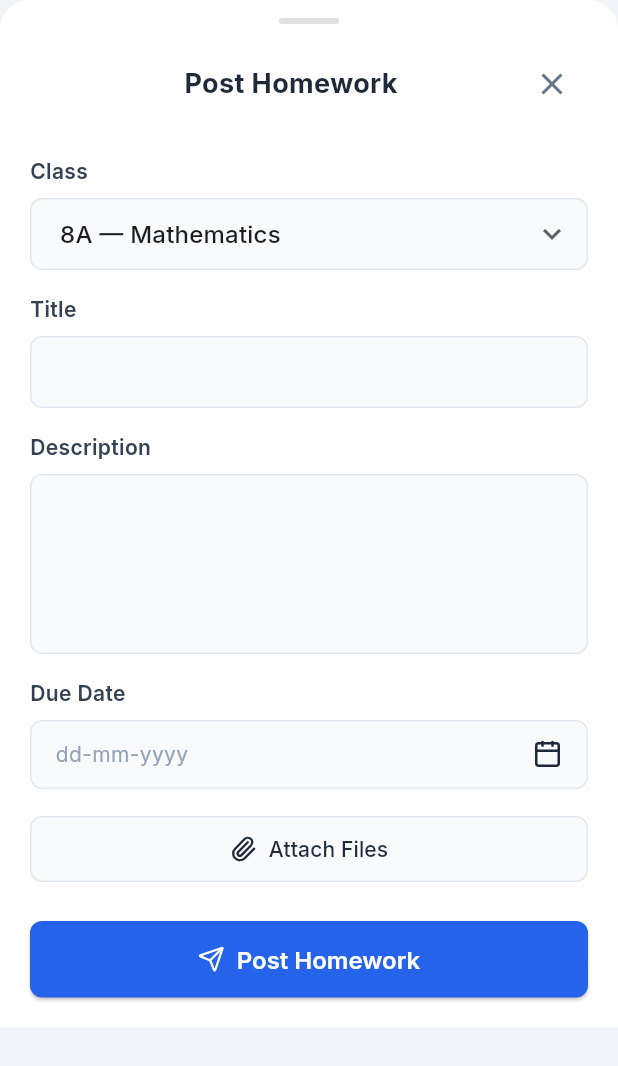
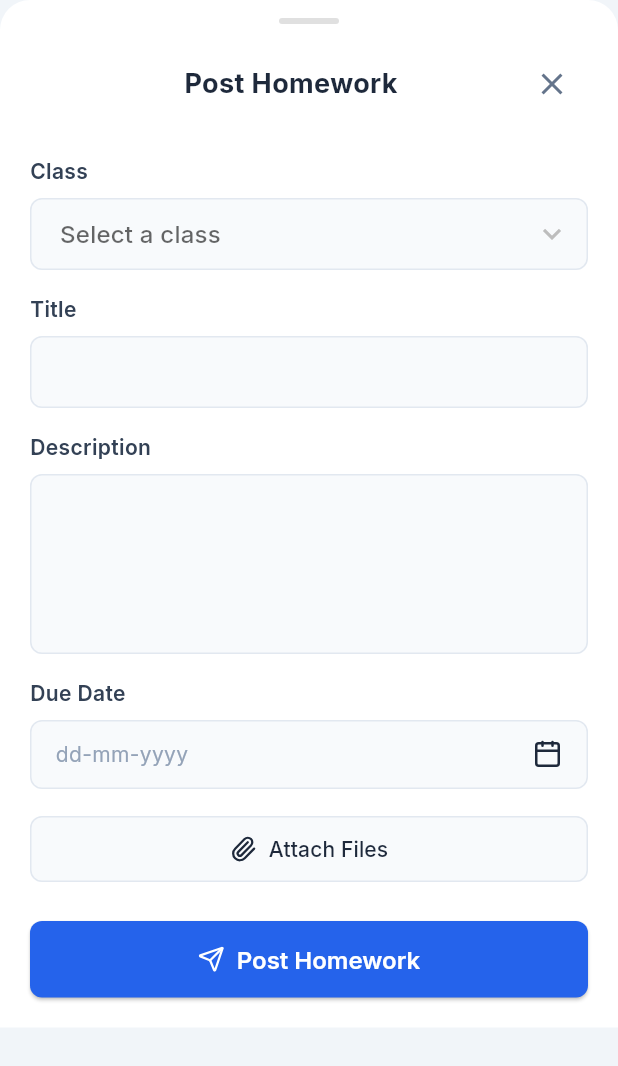
Before and after one commit to jeevabharathi-cmyk/mobile_app, a Flutter app: the PostHomeworkModal widget shown alone on an empty page, opened directly, on a phone screen of 412 x 824 dp. Shown: the top 1066 px of the screen. Run offline on Flutter 3.47's test engine with Material 3 defaults, Android fonts, the light colour scheme and no system bars; our stand-ins replace file_picker, go_router, google_fonts, lucide_icons, supabase_flutter; accounts and stored records are empty.

Commit message:
feat: implement homework management service and doubt discussion interface for students and teachers

```diff
--- a/flutter_app/lib/features/teacher/post_homework_modal.dart
+++ b/flutter_app/lib/features/teacher/post_homework_modal.dart
@@ -4,6 +4,7 @@ import '../../core/theme.dart';
 
 import 'package:provider/provider.dart';
 import '../../core/services/homework_service.dart';
+import '../../core/services/user_service.dart';
 
 class PostHomeworkModal extends StatefulWidget {
   const PostHomeworkModal({super.key});
@@ -15,14 +16,8 @@ class PostHomeworkModal extends StatefulWidget {
 class _PostHomeworkModalState extends State<PostHomeworkModal> {
   final _titleController = TextEditingController();
   final _descriptionController = TextEditingController();
-  String _selectedClass = '8A — Mathematics';
+  String? _selectedClass;
   DateTime? _dueDate;
-
-  final List<String> _classes = [
-    '8A — Mathematics',
-    '9B — Mathematics',
-    '10A — Mathematics',
-  ];
 
   InputDecoration _inputDecoration(String label, {String? hintText}) {
     return InputDecoration(
@@ -54,7 +49,7 @@ class _PostHomeworkModalState extends State<PostHomeworkModal> {
     context.read<HomeworkService>().postHomework(
       title: _titleController.text,
       description: _descriptionController.text,
-      className: _selectedClass,
+      className: _selectedClass!,
       dueDate: _dueDate!,
     );
 
@@ -69,6 +64,14 @@ class _PostHomeworkModalState extends State<PostHomeworkModal> {
 
   @override
   Widget build(BuildContext context) {
+    final userService = context.watch<UserService>();
+    final teacherClasses = userService.teacherClasses;
+    final classNames = teacherClasses.map((c) => c.className).toList();
+
+    if (_selectedClass == null && classNames.isNotEmpty) {
+      _selectedClass = classNames.first;
+    }
+
     return Container(
       decoration: const BoxDecoration(
         color: Colors.white,
@@ -124,10 +127,11 @@ class _PostHomeworkModalState extends State<PostHomeworkModal> {
             const SizedBox(height: 8),
             DropdownButtonFormField<String>(
               value: _selectedClass,
-              onChanged: (value) => setState(() => _selectedClass = value!),
-              items: _classes.map((c) => DropdownMenuItem(value: c, child: Text(c))).toList(),
+              onChanged: (value) => setState(() => _selectedClass = value),
+              items: classNames.map((c) => DropdownMenuItem(value: c, child: Text(c))).toList(),
               decoration: _inputDecoration(''),
               icon: const Icon(Icons.keyboard_arrow_down),
+              hint: const Text('Select a class'),
             ),
             const SizedBox(height: 16),
             const Text(
```
Also changed, not shown: flutter_app/lib/core/services/homework_service.dart (+52 -1 lines), flutter_app/lib/features/common/doubt_discussion_screen.dart (+8 -9 lines).
